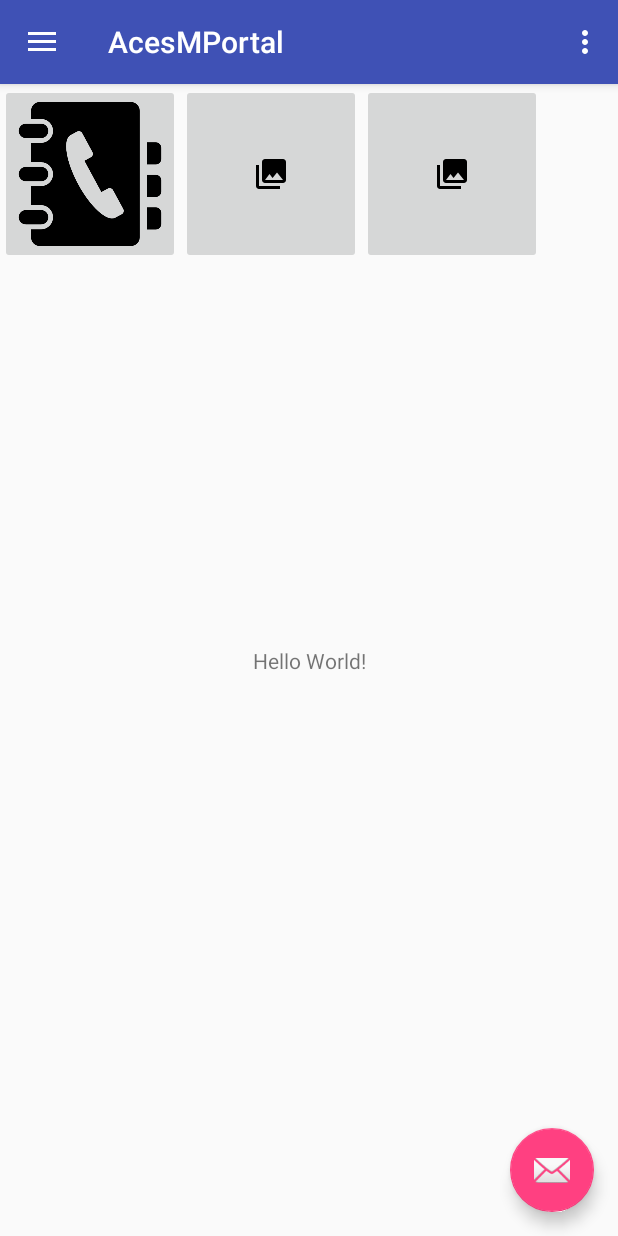
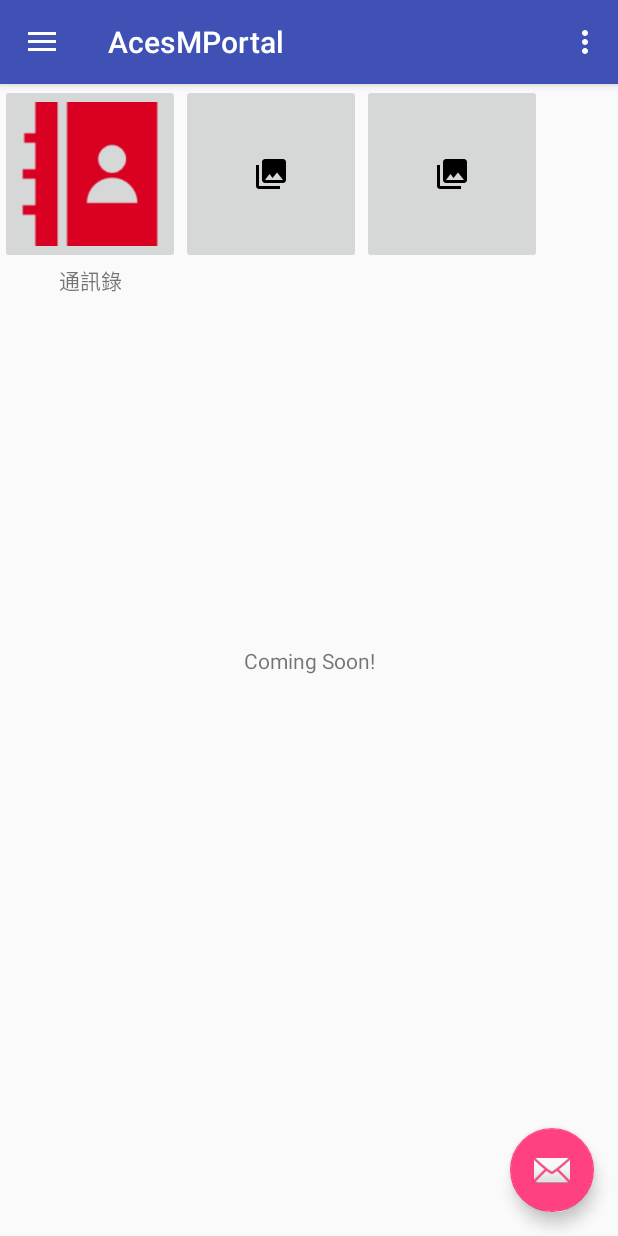
Before and after one commit to tkotko615/AcesMPortal, an Android app: the MainActivity screen opened directly, with no data from a screen before it, on a phone screen of 412 x 824 dp. Run offline under Robolectric (Android 15) with nearby library versions, the phone set to English and light mode, and no system bars; our stand-ins replace Firebase (no records; nobody signed in at launch, a user with empty details on screens opened directly).

Commit message:
170608 換icon/修正關鍵字查詢

```diff
--- a/app/src/main/java/com/acesconn/acesmportal/ContactsActivity.java
+++ b/app/src/main/java/com/acesconn/acesmportal/ContactsActivity.java
@@ -107,7 +107,12 @@ public class ContactsActivity extends AppCompatActivity {
         if (child.equals("")){
             queryRef = myRef;
         }else {
-            queryRef = myRef.orderByChild(child).equalTo(edt_query.getText().toString());
+            if (child.equals("phone_ext")){
+                queryRef = myRef.orderByChild(child).startAt(edt_query.getText().toString()).endAt(edt_query.getText().toString()+"\uf8ff");
+            }else{
+                queryRef = myRef.orderByChild(child).equalTo(edt_query.getText().toString());
+            }
+
         }
         queryRef.addListenerForSingleValueEvent(new ValueEventListener() {
             @Override
--- a/app/src/main/res/layout/content_main.xml
+++ b/app/src/main/res/layout/content_main.xml
@@ -11,7 +11,7 @@
     <TextView
         android:layout_width="wrap_content"
         android:layout_height="wrap_content"
-        android:text="Hello World!"
+        android:text="Coming Soon!"
         app:layout_constraintBottom_toBottomOf="parent"
         app:layout_constraintLeft_toLeftOf="parent"
         app:layout_constraintRight_toRightOf="parent"
@@ -23,8 +23,15 @@
         android:layout_height="120dp"
         app:srcCompat="@drawable/app_contacts"
         android:scaleType="centerInside"
-        android:contentDescription="@string/main_app_01"
+        android:contentDescription="@string/act_title_contacts"
         app:layout_constraintTop_toTopOf="parent"
+        app:layout_constraintLeft_toLeftOf="parent" />
+    <TextView
+        android:layout_width="120dp"
+        android:layout_height="wrap_content"
+        android:text="@string/act_title_contacts"
+        android:textAlignment="center"
+        app:layout_constraintTop_toBottomOf="@+id/ibtn_app_01"
         app:layout_constraintLeft_toLeftOf="parent" />
 
     <ImageButton
```
Also changed, not shown: app/src/main/res/drawable/app_contacts.png, app/src/main/res/drawable/logo_aces.jpg (deleted).
